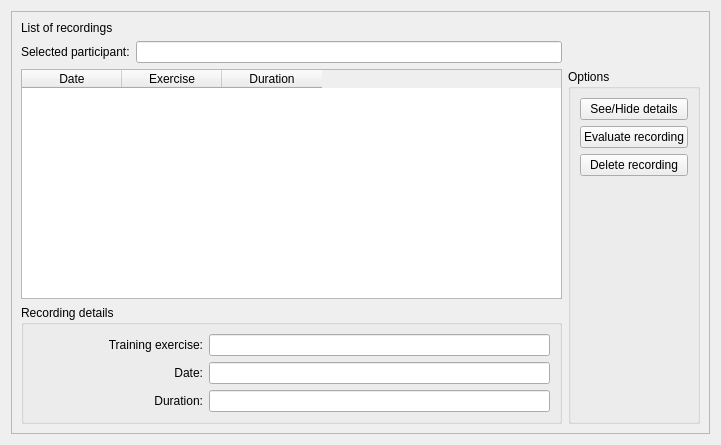
First picture: the form in Modules/Home/Resources/UI/Recordings.ui, repository EBATINCA/TrainUS, before the edit.
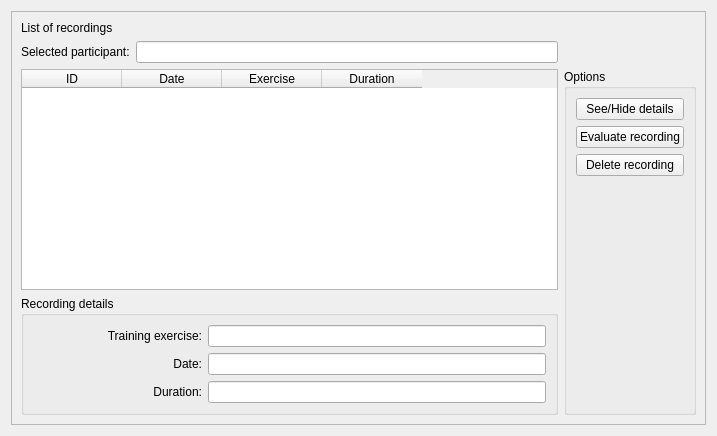
Second picture: the form after the edit. Custom widgets are drawn as their Qt base class.

Commit message: ENH: Update recordings table from database

Diff of the .ui file:
```diff
--- a/Modules/Home/Resources/UI/Recordings.ui
+++ b/Modules/Home/Resources/UI/Recordings.ui
@@ -6,8 +6,8 @@
    <rect>
     <x>0</x>
     <y>0</y>
-    <width>721</width>
-    <height>445</height>
+    <width>717</width>
+    <height>436</height>
    </rect>
   </property>
   <layout class="QVBoxLayout" name="verticalLayout">
@@ -29,6 +29,23 @@
       </item>
       <item row="2" column="0" colspan="2">
        <widget class="QTableWidget" name="recordingsTable">
+        <property name="editTriggers">
+         <set>QAbstractItemView::NoEditTriggers</set>
+        </property>
+        <property name="selectionMode">
+         <enum>QAbstractItemView::SingleSelection</enum>
+        </property>
+        <property name="selectionBehavior">
+         <enum>QAbstractItemView::SelectRows</enum>
+        </property>
+        <attribute name="verticalHeaderVisible">
+         <bool>false</bool>
+        </attribute>
+        <column>
+         <property name="text">
+          <string>ID</string>
+         </property>
+        </column>
         <column>
          <property name="text">
           <string>Date</string>
@@ -97,7 +114,14 @@
        </widget>
       </item>
       <item row="1" column="1">
-       <widget class="QLineEdit" name="participantSelectionText"/>
+       <widget class="QLineEdit" name="participantSelectionText">
+        <property name="enabled">
+         <bool>true</bool>
+        </property>
+        <property name="readOnly">
+         <bool>true</bool>
+        </property>
+       </widget>
       </item>
       <item row="3" column="0" colspan="2">
        <widget class="QGroupBox" name="groupBox_2">
```
The commit also changes 4 other files.
